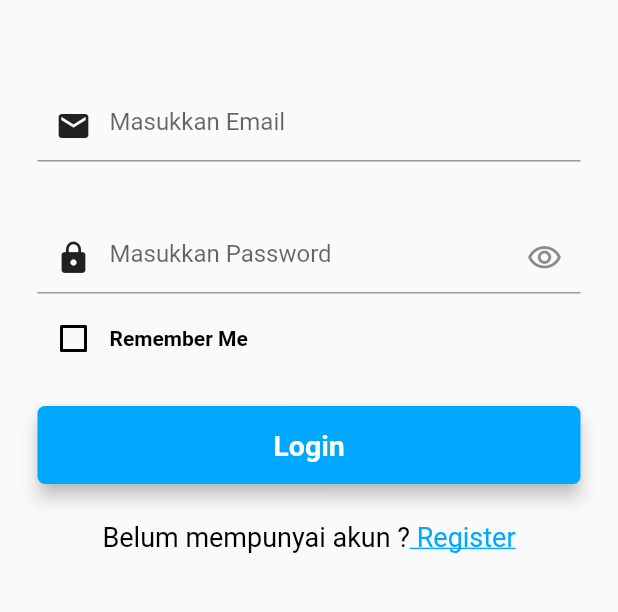
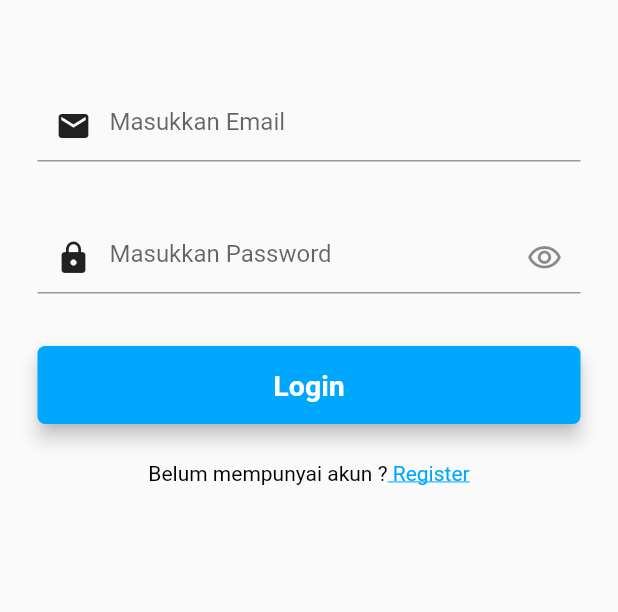
Before and after one commit to bagusbangselok/teach_finder_app, a Flutter app: the screen it shows after launch, after a tap on "Masuk", on a phone screen of 412 x 824 dp, the part 440-1052 px from its top. Run offline on Flutter 3.47's test engine with Material 2 defaults, Android fonts, the phone set to English and light mode, and no system bars; our stand-ins replace animated_splash_screen, dio, dropdown_search, email_validator, file_picker, flutter_bloc and 1 more; network calls fail.

Commit message:
update login

```diff
--- a/lib/ui/login/controllers/login_controller.dart
+++ b/lib/ui/login/controllers/login_controller.dart
@@ -1,18 +1,12 @@
-import 'package:dio/dio.dart';
 import 'package:flutter/material.dart';
 import 'package:shared_preferences/shared_preferences.dart';
 import 'package:teach_finder_app/res/colors/colors.dart';
-import 'package:teach_finder_app/ui/home_user/home_user.dart';
 import 'package:teach_finder_app/ui/login/providers/login_provider.dart';
 
 class LoginController {
   late final GlobalKey<FormState> loginFormKey;
   final LoginProvider _loginProvider = LoginProvider();
   bool obscureText = true;
-
-  void toggleVisibility() {
-    obscureText = !obscureText;
-  }
 
   void loginProcess(BuildContext context, String email, String password) async {
     final user = await _loginProvider.loginAccount(context, email, password);
--- a/lib/ui/login/login.dart
+++ b/lib/ui/login/login.dart
@@ -125,8 +125,8 @@ class _LoginState extends State<Login> {
                             )
                           ],
                         ),
-                        SizedBox(height: 20),
-                        RememberMe(),
+                        // SizedBox(height: 20),
+                        // RememberMe(),
                         SizedBox(height: 10),
                         Container(
                           padding: EdgeInsets.symmetric(vertical: 25),
@@ -169,13 +169,13 @@ class _LoginState extends State<Login> {
                               TextSpan(
                                 text: 'Belum mempunyai akun ?',
                                 style: TextStyle(
-                                    color: Colors.black, fontSize: 18, fontWeight: FontWeight.w400),
+                                    color: Colors.black, fontSize: 14, fontWeight: FontWeight.w400),
                               ),
                               TextSpan(
                                   text: ' Register',
                                   style: TextStyle(
                                       color: primaryColor,
-                                      fontSize: 18,
+                                      fontSize: 14,
                                       fontWeight: FontWeight.w400,
                                       decoration: TextDecoration.underline
                                   )),
--- a/lib/ui/login/providers/login_provider.dart
+++ b/lib/ui/login/providers/login_provider.dart
@@ -12,8 +12,6 @@ class LoginProvider {
   final Dio _dio = Dio();
   var currentUser;
   var user;
-  // FormData formData = FormData.fromMap({
-  // });
 
   Future<UserModel?> loginAccount(BuildContext context, String email, String password) async {
     try {
```
